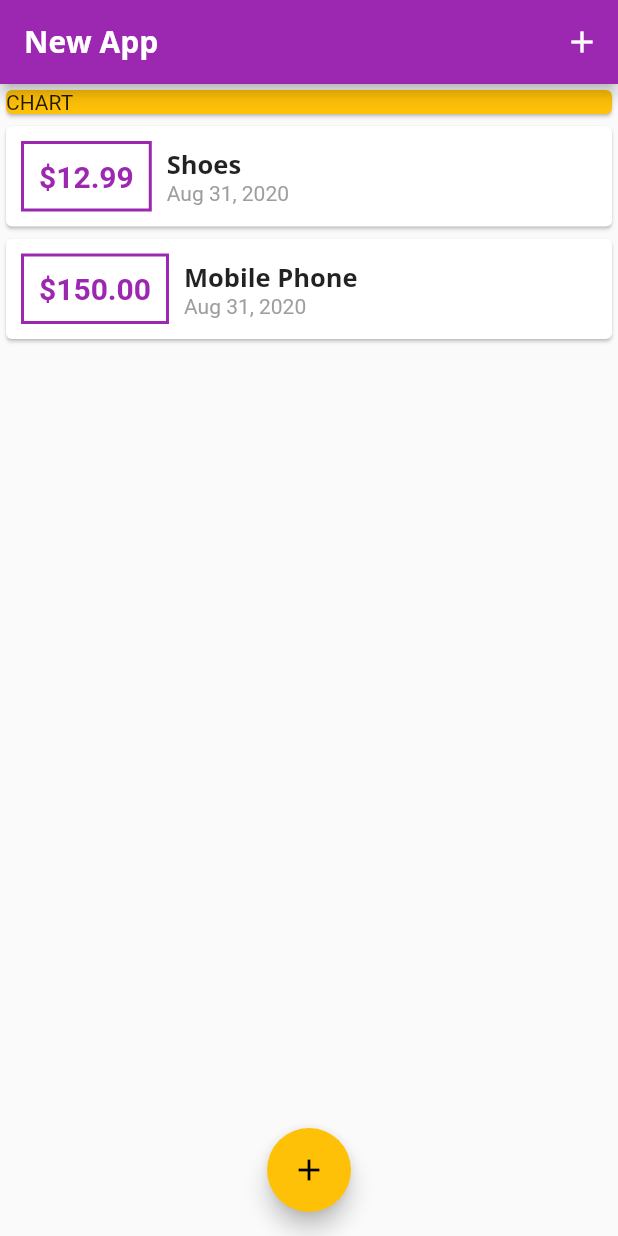
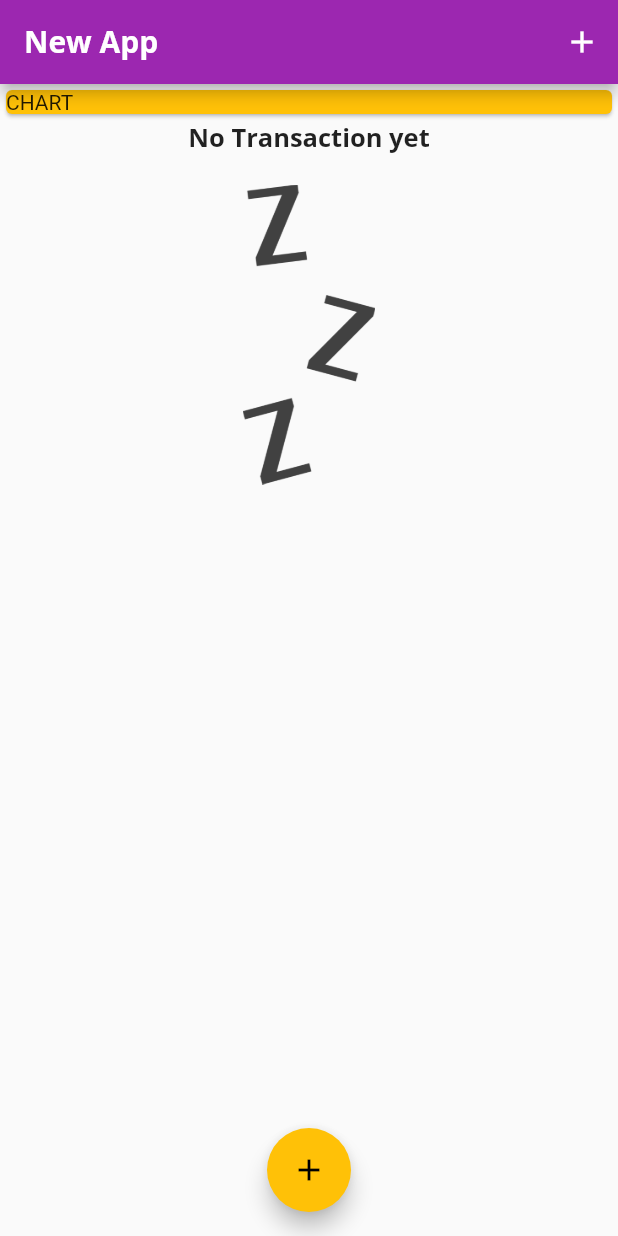
Before and after one commit to expertmars/expensetracker, a Flutter app: the screen it shows after launch, on a phone screen of 412 x 824 dp. Run offline on Flutter 3.47's test engine with Material 2 defaults, Android fonts, the phone set to English and light mode, and no system bars.

```diff
--- a/lib/main.dart
+++ b/lib/main.dart
@@ -47,18 +47,18 @@ class _MyHomePageState extends State<MyHomePage> {
   final inputAmount = TextEditingController();
 
   final List<Transaction> _userTransactions = [
-    Transaction(
-      id: "t1",
-      title: "Shoes",
-      amount: 12.99,
-      date: DateTime.now(),
-    ),
-    Transaction(
-      id: "t2",
-      title: "Mobile Phone",
-      amount: 150.00,
-      date: DateTime.now(),
-    ),
+    // Transaction(
+    //   id: "t1",
+    //   title: "Shoes",
+    //   amount: 12.99,
+    //   date: DateTime.now(),
+    // ),
+    // Transaction(
+    //   id: "t2",
+    //   title: "Mobile Phone",
+    //   amount: 150.00,
+    //   date: DateTime.now(),
+    // ),
   ];
 
   void _dataSubmit() {
--- a/lib/widgets/transaction_list.dart
+++ b/lib/widgets/transaction_list.dart
@@ -11,7 +11,26 @@ class TransactionList extends StatelessWidget {
   Widget build(BuildContext context) {
     return Container(
       height: 300,
-      child: ListView.builder(
+      child: userTransactions.isEmpty
+          ? Column(
+              children: [
+                Text(
+                  "No Transaction yet",
+                  style: Theme.of(context).textTheme.headline6,
+                ),
+                SizedBox(
+                  height: 20,
+                ),
+                Container(
+                  height: 200,
+                  child: Image.asset(
+                    'assets/images/waiting.png',
+                    fit: BoxFit.cover,
+                  ),
+                )
+              ],
+            )
+          : ListView.builder(
               itemCount: userTransactions.length,
               itemBuilder: (context, index) {
                 return Card(
@@ -46,7 +65,8 @@ class TransactionList extends StatelessWidget {
                             style: Theme.of(context).textTheme.headline6,
                           ),
                           Text(
-                      DateFormat.yMMMd().format(userTransactions[index].date),
+                            DateFormat.yMMMd()
+                                .format(userTransactions[index].date),
                             style: TextStyle(
                               color: Colors.grey,
                             ),
--- a/pubspec.yaml
+++ b/pubspec.yaml
@@ -46,8 +46,8 @@ flutter:
   uses-material-design: true
 
   # To add assets to your application, add an assets section, like this:
-  # assets:
-  #   - images/a_dot_burr.jpeg
+  assets:
+    - assets/images/waiting.png
   #   - images/a_dot_ham.jpeg
 
   # An image asset can refer to one or more resolution-specific "variants", see
```
Also changed, not shown: assets/images/waiting.png (added). Lines whose indentation alone changed are shown as unchanged.
